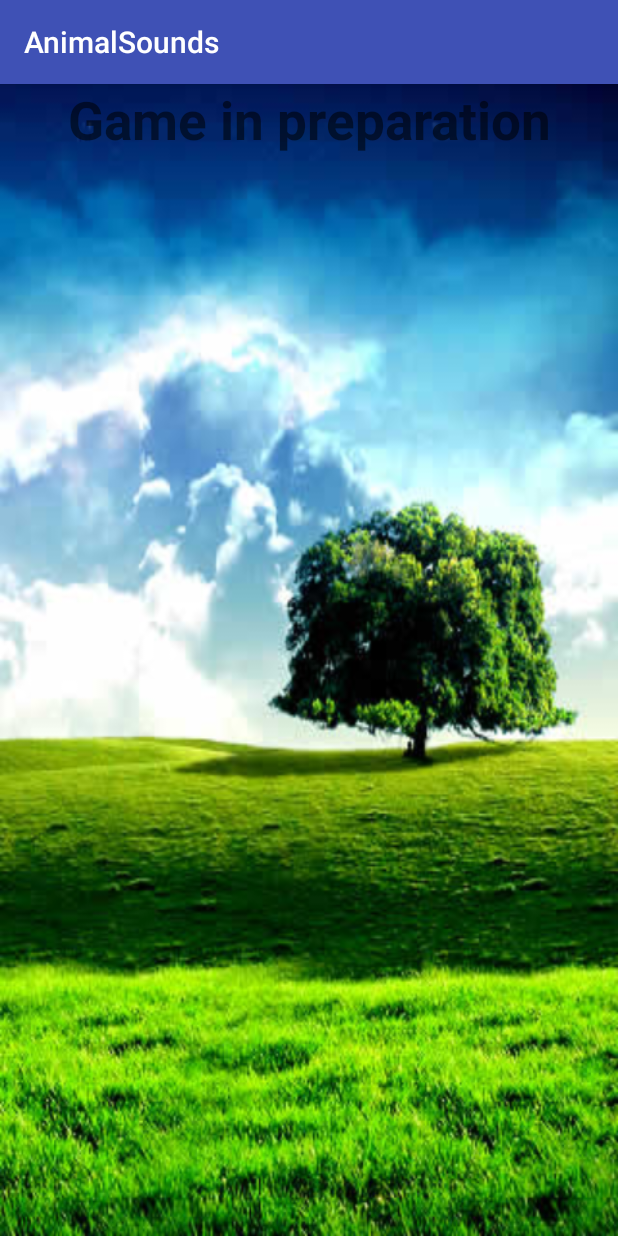
After one commit to Rasti003/Android-Studio, an Android app: the GameActivity screen opened directly, with no data from a screen before it, on a phone screen of 412 x 824 dp. The commit adds this screen. Run offline under Robolectric (Android 15) with nearby library versions, the phone set to English and light mode, and no system bars.

Commit message:
-add new  GameActivity -Add a button to change the Activity -Add  button animation -Commenting code in Polish

```diff
--- a/AnimalSounds/app/src/main/AndroidManifest.xml
+++ b/AnimalSounds/app/src/main/AndroidManifest.xml
@@ -16,6 +16,7 @@
                 <category android:name="android.intent.category.LAUNCHER" />
             </intent-filter>
         </activity>
+        <activity android:name=".GameActivity"></activity>
     </application>
 
 </manifest>
--- /dev/null
+++ b/AnimalSounds/app/src/main/java/com/example/przem/animalsounds/GameActivity.java
@@ -0,0 +1,13 @@
+package com.example.przem.animalsounds;
+
+import android.support.v7.app.AppCompatActivity;
+import android.os.Bundle;
+
+public class GameActivity extends AppCompatActivity {
+
+    @Override
+    protected void onCreate(Bundle savedInstanceState) {
+        super.onCreate(savedInstanceState);
+        setContentView(R.layout.activity_game);
+    }
+}
--- /dev/null
+++ b/AnimalSounds/app/src/main/res/layout/activity_game.xml
@@ -0,0 +1,26 @@
+<?xml version="1.0" encoding="utf-8"?>
+<android.support.constraint.ConstraintLayout xmlns:android="http://schemas.android.com/apk/res/android"
+    xmlns:app="http://schemas.android.com/apk/res-auto"
+    xmlns:tools="http://schemas.android.com/tools"
+    android:layout_width="match_parent"
+    android:layout_height="match_parent"
+    tools:context="com.example.przem.animalsounds.GameActivity"
+    android:background="@drawable/wallpaper">
+
+
+
+
+    <TextView
+        android:id="@+id/textView"
+        android:layout_width="wrap_content"
+        android:layout_height="wrap_content"
+        android:text="@string/SoundGame_text"
+        android:textStyle="bold"
+        android:textSize="35dp"
+        android:layout_alignParentTop="true"
+        android:layout_centerHorizontal="true"
+        tools:layout_editor_absoluteY="75dp"
+        app:layout_constraintLeft_toLeftOf="parent"
+        app:layout_constraintRight_toRightOf="parent" />
+
+</android.support.constraint.ConstraintLayout>
--- a/AnimalSounds/app/src/main/res/values/strings.xml
+++ b/AnimalSounds/app/src/main/res/values/strings.xml
@@ -3,4 +3,5 @@
     <string name="Cat_button">Play Cat sounds</string>
     <string name="information_text">push the Animal</string>
     <string name="Dog_button">PLAY DOG SOUNDS</string>
+    <string name="SoundGame_text">Game in preparation</string>
 </resources>
```
Also changed, not shown: AnimalSounds/app/src/main/java/com/example/przem/animalsounds/SoundButtonActivity.java (+47 -10 lines), AnimalSounds/app/src/main/res/layout/activity_sound_button.xml (+12 -0 lines).
